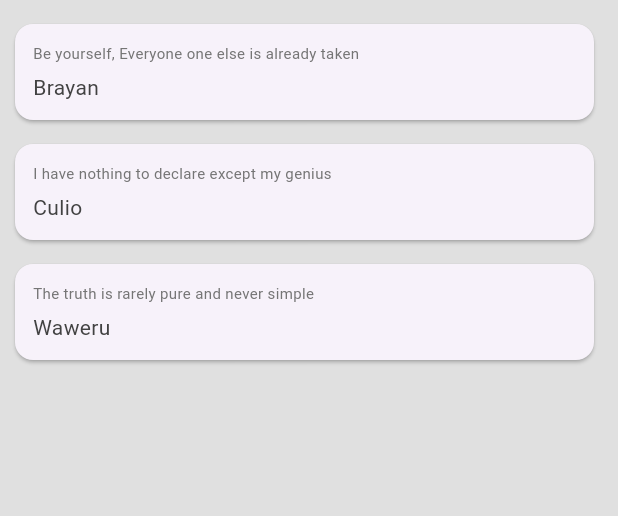
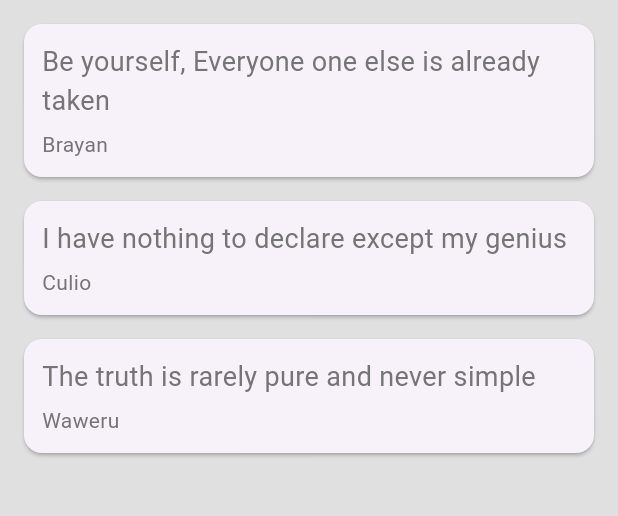
Before and after one commit to Its-Brayan/FLutter-List, a Flutter app: the screen it shows after launch, on a phone screen of 412 x 824 dp, the part 84-600 px from its top. Run offline on Flutter 3.47's test engine with Material 3 defaults, Android fonts, the phone set to English and light mode, and no system bars.

```diff
--- a/lib/main.dart
+++ b/lib/main.dart
@@ -1,5 +1,6 @@
 import 'package:flutter/material.dart';
 import 'Quote.dart';
+import 'quote_card.dart';
 
 void main() {
   runApp(MaterialApp(
@@ -20,35 +21,7 @@ class _QuoteListState extends State<QuoteList> {
     Quote(text: 'I have nothing to declare except my genius', author:'Culio'),
     Quote(text:'The truth is rarely pure and never simple', author:'Waweru'),
   ];
-  Widget quoteTemplate(quote){
-    return Card(
-      margin: EdgeInsets.fromLTRB(10.0, 16.0, 16.0, 0),
-      child: Padding(
-        padding:EdgeInsets.all(12.0),
-      child: Column(
-        crossAxisAlignment: CrossAxisAlignment.stretch,
-        children:<Widget> [
-          Text(
-            quote.text,
-            style: TextStyle(
-              fontSize: 10.0,
-              color: Colors.grey.shade600,
-            ),
 
-          ),
-          SizedBox(height:6.0),
-          Text(
-            quote.author,
-            style: TextStyle(
-              fontSize: 14.0,
-              color: Colors.grey.shade800,
-            ),
-          )
-        ],
-      ),
-      ),
-    );
-  }
   @override
   Widget build(BuildContext context) {
     return Scaffold(
@@ -60,7 +33,7 @@ class _QuoteListState extends State<QuoteList> {
       ),
       body:Column(
         children:quotes.map((quote){
-         return quoteTemplate(quote);
+         return QuoteCard(quote:quote);
         }
 
         ).toList(),
--- /dev/null
+++ b/lib/quote_card.dart
@@ -0,0 +1,35 @@
+import 'package:flutter/material.dart';
+import 'Quote.dart';
+class QuoteCard extends StatelessWidget{
+  final Quote quote;
+  const QuoteCard({required this.quote});
+@override
+  Widget build(BuildContext context) {
+   return Card(
+     margin: EdgeInsets.fromLTRB(16.0, 16.0, 16.0, 0),
+     child: Padding(
+         padding:EdgeInsets.all(12),
+     child:Column(
+       crossAxisAlignment: CrossAxisAlignment.stretch,
+       children:<Widget> [
+         Text(
+           quote.text ?? 'no text',
+           style: TextStyle(
+             fontSize: 18.0,
+             color: Colors.grey.shade600,
+           ),
+         ),
+         SizedBox(height: 6.0),
+         Text(
+           quote.author ?? 'no author',
+           style: TextStyle(
+             fontSize: 14.0,
+             color: Colors.grey.shade600,
+           ),
+         ),
+       ],
+     )
+     )
+   );
+  }
+}
```
Also changed, not shown: lib/Quote.dart (line endings or trailing spaces).
